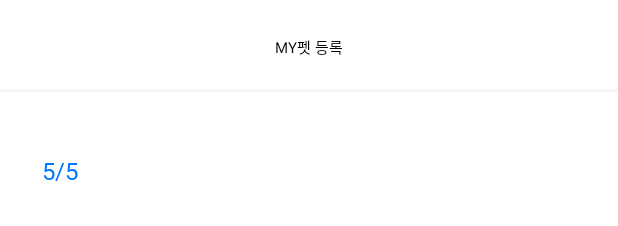
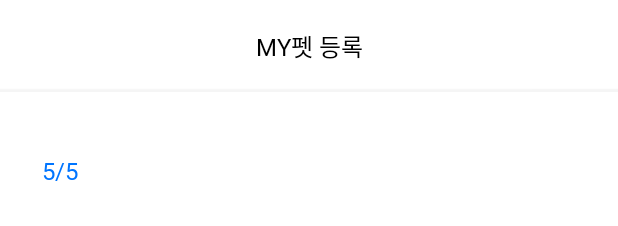
Before and after one commit to Kusitms-FITPET-DEV/FITPET_Android, an Android app built with Jetpack Compose: the layout fragment_contact_info_input.xml on its own in the app's theme, with its tools: preview values and no code run, on a phone screen of 412 x 824 dp. Shown: the top 226 px of the screen. Run offline under Robolectric (Android 15) with nearby library versions, the phone set to English and light mode, and no system bars.

Commit message:
:recycle: Refactor: 디자인 시스템 변경

```diff
--- a/app/src/main/res/layout/top_bar.xml
+++ b/app/src/main/res/layout/top_bar.xml
@@ -12,7 +12,7 @@
             android:layout_width="wrap_content"
             android:layout_height="wrap_content"
             android:text="@string/my_pet_registration"
-            android:textAppearance="@style/b2"
+            android:textAppearance="@style/b3"
             app:layout_constraintStart_toStartOf="parent"
             app:layout_constraintEnd_toEndOf="parent"
             app:layout_constraintTop_toTopOf="parent"
```
